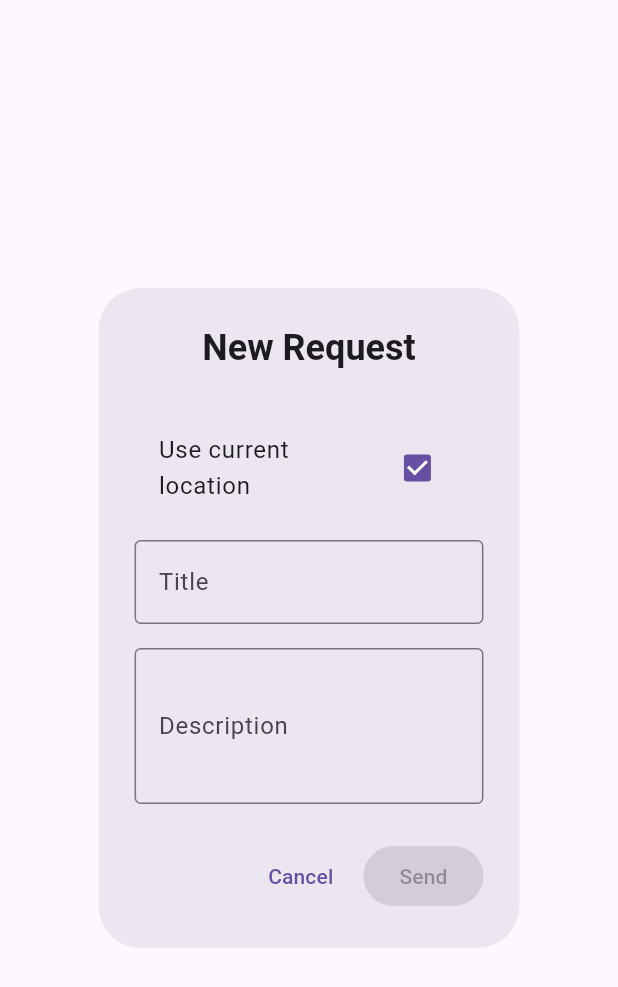
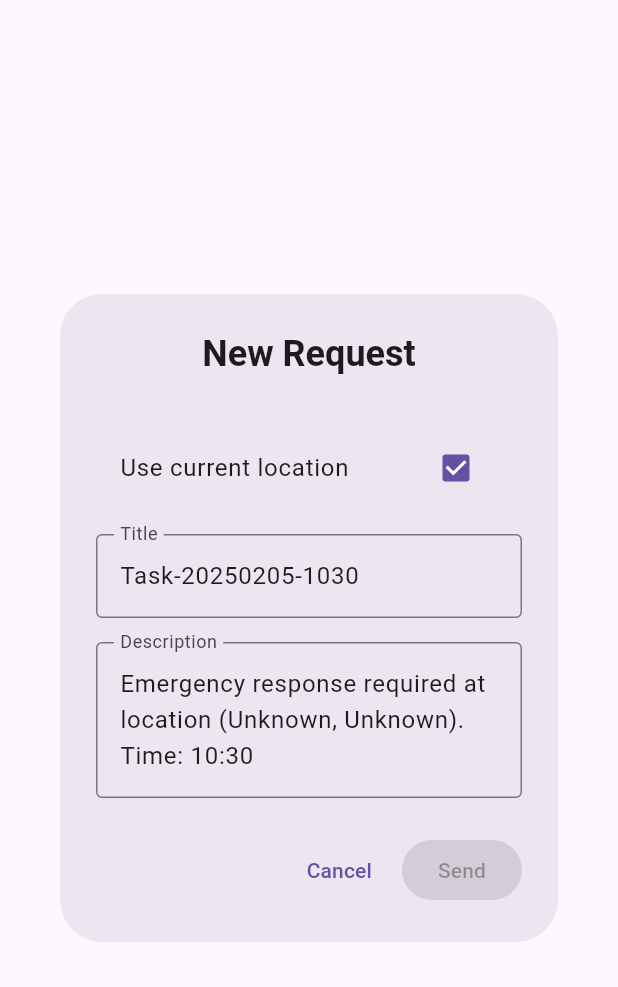
Before and after one commit to Unaiigartua/who_location_app, a Flutter app: the AddTaskDialog widget shown alone on an empty page, opened directly, on a phone screen of 412 x 824 dp. Shown: the top 987 px of the screen. Run offline on Flutter 3.47's test engine with Material 3 defaults, Android fonts, the light colour scheme and no system bars; our stand-ins replace dio, flutter_local_notifications, flutter_map, flutter_secure_storage, geolocator, go_router and 4 more; accounts and stored records are empty; network calls fail; statements that could not run were skipped.

Commit message:
Adjust some GUI display positions.

```diff
--- a/lib/providers/task_provider.dart
+++ b/lib/providers/task_provider.dart
@@ -45,7 +45,6 @@
     bool hasChanged = false;
     try {
       final data = await _taskApi.syncTasks(currentVersion: _version);
-      debugPrint('syncTasks response: $data');
 
       if (data['needs_sync'] == true) {
         final List<dynamic> tasksData = data['tasks'] as List<dynamic>;
--- a/lib/screens/auth/register_screen.dart
+++ b/lib/screens/auth/register_screen.dart
@@ -62,6 +62,7 @@
     return Scaffold(
       appBar: AppBar(
         title: const Text('Register'),
+        centerTitle: true,
       ),
       body: SafeArea(
         child: SingleChildScrollView(
--- a/lib/screens/home/profile_tab.dart
+++ b/lib/screens/home/profile_tab.dart
@@ -39,6 +39,7 @@
     return Scaffold(
       appBar: AppBar(
         title: const Text('Account'),
+        centerTitle: true,
         automaticallyImplyLeading: false,
         actions: [
           IconButton(
--- a/lib/widgets/add_task_dialog.dart
+++ b/lib/widgets/add_task_dialog.dart
@@ -20,8 +20,8 @@
 }
 
 class _AddTaskDialogState extends State<AddTaskDialog> {
-  final titleController = TextEditingController();
-  final descriptionController = TextEditingController();
+  late TextEditingController _titleController;
+  late TextEditingController _descriptionController;
   final latitudeController = TextEditingController();
   final longitudeController = TextEditingController();
   String? selectedAmbulance;
@@ -42,6 +42,27 @@
     if (userRole == 'admin') {
       _fetchAmbulances();
     }
+    // Generate default title and description
+    final now = DateTime.now();
+    final dateStr =
+        '${now.year}${now.month.toString().padLeft(2, '0')}${now.day.toString().padLeft(2, '0')}';
+    final timeStr =
+        '${now.hour.toString().padLeft(2, '0')}${now.minute.toString().padLeft(2, '0')}';
+
+    final lat =
+        widget.initialPosition?.latitude.toStringAsFixed(4) ?? 'Unknown';
+    final lng =
+        widget.initialPosition?.longitude.toStringAsFixed(4) ?? 'Unknown';
+
+    _titleController = TextEditingController(
+      text: 'Task-$dateStr-$timeStr',
+    );
+
+    _descriptionController = TextEditingController(
+      text: 'Emergency response required at location ($lat, $lng).\n'
+          'Time: ${now.hour.toString().padLeft(2, '0')}:${now.minute.toString().padLeft(2, '0')}\n'
+          'Date: ${now.year}-${now.month.toString().padLeft(2, '0')}-${now.day.toString().padLeft(2, '0')}',
+    );
   }
 
   Future<void> _fetchAmbulances() async {
@@ -108,7 +129,7 @@
   }
 
   Future<void> _handleSubmit() async {
-    if (titleController.text.isEmpty) {
+    if (_titleController.text.isEmpty) {
       ScaffoldMessenger.of(context).showSnackBar(
         const SnackBar(content: Text('Please enter a title')),
       );
@@ -140,12 +161,12 @@
           : double.parse(longitudeController.text);
 
       final success = await context.read<TaskProvider>().createTask(
-            title: titleController.text,
+            title: _titleController.text,
             latitude: latitude,
             longitude: longitude,
-            description: descriptionController.text.isEmpty
+            description: _descriptionController.text.isEmpty
                 ? null
-                : descriptionController.text,
+                : _descriptionController.text,
             assignedTo: selectedAmbulance,
           );
 
@@ -335,7 +356,7 @@
             ],
             const SizedBox(height: 16),
             TextField(
-              controller: titleController,
+              controller: _titleController,
               decoration: const InputDecoration(
                 labelText: 'Title',
                 border: OutlineInputBorder(),
@@ -343,7 +364,7 @@
             ),
             const SizedBox(height: 16),
             TextField(
-              controller: descriptionController,
+              controller: _descriptionController,
               decoration: const InputDecoration(
                 labelText: 'Description',
                 border: OutlineInputBorder(),
@@ -368,8 +389,8 @@
 
   @override
   void dispose() {
-    titleController.dispose();
-    descriptionController.dispose();
+    _titleController.dispose();
+    _descriptionController.dispose();
     latitudeController.dispose();
     longitudeController.dispose();
     super.dispose();
```
Also changed, not shown: lib/config/dio_config.dart (+12 -12 lines), lib/screens/auth/login_screen.dart (+9 -1 lines), lib/screens/home/map_tab.dart (+7 -1 lines), lib/screens/home/task_detail_screen.dart (+17 -16 lines), lib/screens/home/task_history_screen.dart (+23 -5 lines), lib/screens/home/tasks_tab.dart (+12 -4 lines).
